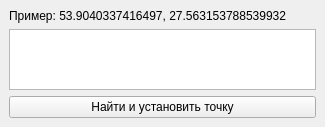
This is core/GeoPointFinder.ui in ValeryStk/satellite_comparator as Qt 5 draws it before an edit. The edited form follows.
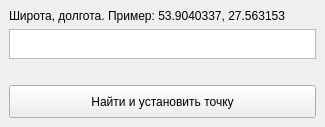
This is the edited form.

Patch:
```diff
--- a/core/GeoPointFinder.ui
+++ b/core/GeoPointFinder.ui
@@ -42,7 +42,7 @@
           <item>
            <widget class="QLabel" name="label">
             <property name="text">
-             <string>Пример: 53.9040337416497, 27.563153788539932</string>
+             <string>Широта, долгота. Пример: 53.9040337, 27.563153</string>
             </property>
            </widget>
           </item>
@@ -53,8 +53,21 @@
         </item>
        </layout>
       </item>
+      <item>
+       <widget class="QLabel" name="label_parcedCord">
+        <property name="text">
+         <string/>
+        </property>
+       </widget>
+      </item>
       <item>
        <widget class="QPushButton" name="pushButton_find_result">
+        <property name="minimumSize">
+         <size>
+          <width>0</width>
+          <height>33</height>
+         </size>
+        </property>
         <property name="text">
          <string>Найти и установить точку</string>
         </property>
```
